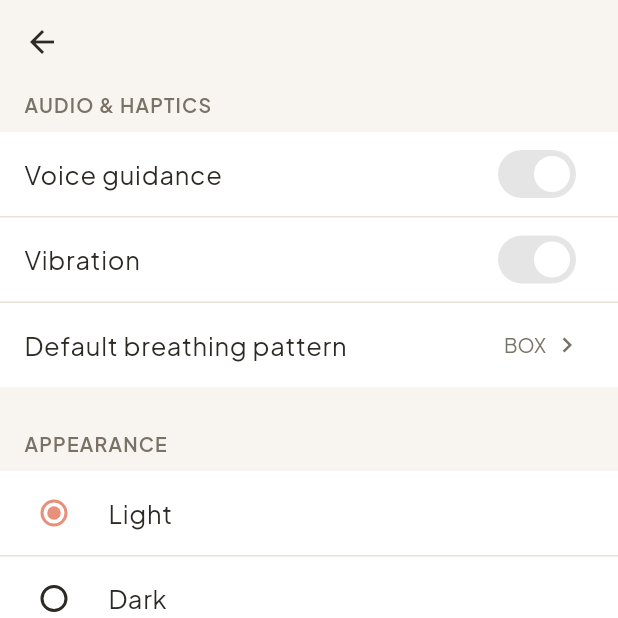
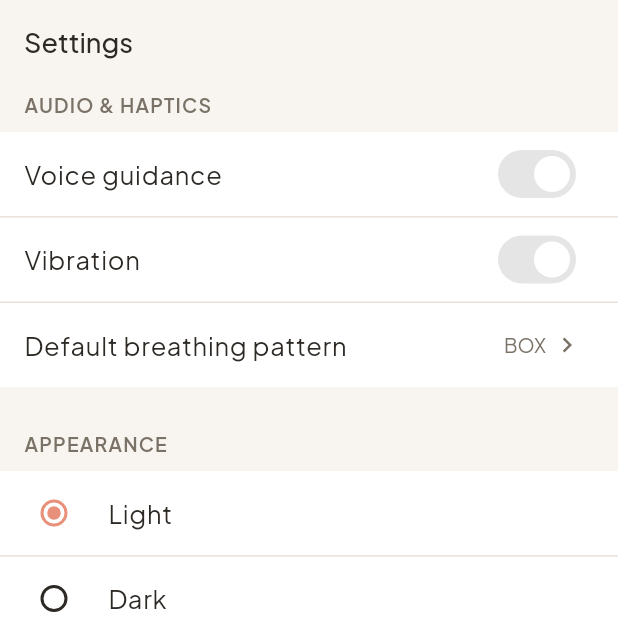
Before and after one commit to HarshaMdy/anshin, a Flutter app: the SettingsScreen screen opened by its route, on a phone screen of 412 x 824 dp, the top half of it. Run offline on Flutter 3.47's test engine with Material 3 defaults, Android fonts, the phone set to English and light mode, and no system bars; our stand-ins replace cloud_firestore, drift, firebase_auth, firebase_core, fl_chart, flutter_local_notifications and 8 more; missing offline and left inert: encrypt, purchases_flutter; accounts and stored records are empty; generated files the repository leaves out were written again; network calls fail.

Commit message:
Fix settings toggle redirect — guard AuthLoading inner state too
Root cause (missed in previous fix):
AuthNotifier.refresh() sets state = AsyncData(AuthLoading()), NOT
AsyncLoading<AuthState>. So authAsync.isLoading is false — the previous
_hasAuthenticatedOnce guard never ran. Execution fell through to:

  if (authState is AuthLoading) → return AppRoutes.splash   ← redirect

Fix: apply the same _hasAuthenticatedOnce guard to the
(authState == null || authState is AuthLoading) branch so that a
background refresh (settings save → refresh() → AuthLoading → initialise)
holds the user on the current screen instead of bouncing splash → home.

Also: remove the back-button AppBar from SettingsScreen now that Settings
is a shell tab (the old fallback went to AppRoutes.profile which no longer
exists). Replace with automaticallyImplyLeading: false + title label.

Co-Authored-By: Claude Sonnet 4.6 <noreply@anthropic.com>

```diff
--- a/lib/features/settings/presentation/screens/settings_screen.dart
+++ b/lib/features/settings/presentation/screens/settings_screen.dart
@@ -135,11 +135,15 @@ class SettingsScreen extends ConsumerWidget {
     return Scaffold(
       backgroundColor: bg,
       appBar: AppBar(
-        leading: IconButton(
-          icon: const Icon(Icons.arrow_back),
-          onPressed: () => context.canPop()
-              ? context.pop()
-              : context.go(AppRoutes.profile),
+        // Settings is a shell tab — no conceptual "back" destination.
+        // Show the title instead of a back button.
+        automaticallyImplyLeading: false,
+        title: Text(
+          StringsSettings.sectionAbout
+              .isEmpty // fallback label
+              ? 'Settings'
+              : 'Settings',
+          style: AppTypography.headingSmall.copyWith(color: textPrimary),
         ),
         backgroundColor: bg,
         elevation: 0,
--- a/lib/routing/router_notifier.dart
+++ b/lib/routing/router_notifier.dart
@@ -10,10 +10,16 @@ final routerNotifierProvider = Provider<RouterNotifier>((ref) {
 class RouterNotifier extends ChangeNotifier {
   final Ref _ref;
 
-  // True once we have seen an AuthAuthenticated state at least once.
-  // Used to distinguish "initial auth loading" from "background refresh"
-  // (e.g. after saving settings). During a background refresh we must NOT
-  // redirect — the user should stay exactly where they are.
+  // Set to true the first time authProvider emits AuthAuthenticated.
+  // After that, any loading state (AsyncLoading *or* AsyncData(AuthLoading()))
+  // is a background refresh — we must NOT bounce the user to splash/home.
+  //
+  // Why two loading flavours?
+  //   • AsyncLoading<AuthState>   → Riverpod's own loading wrapper (initial build)
+  //   • AsyncData(AuthLoading())  → what AuthNotifier.refresh() sets explicitly:
+  //       state = const AsyncData(AuthLoading());
+  //       state = AsyncData(await _initialise());
+  //     In this case authAsync.isLoading is false, but authState IS AuthLoading.
   bool _hasAuthenticatedOnce = false;
 
   RouterNotifier(this._ref) {
@@ -29,41 +35,44 @@ class RouterNotifier extends ChangeNotifier {
     final location = state.matchedLocation as String;
     final authAsync = _ref.read(authProvider);
 
-    // ── Loading ─────────────────────────────────────────────────────────────
-    // If we have already been authenticated (e.g. user is on Settings and
-    // toggles a switch which calls authProvider.notifier.refresh()), the
-    // loading state is a background refresh — hold position, do NOT bounce to
-    // splash/home. Only redirect to splash on the very first load.
+    // ── Riverpod-level loading (initial build) ───────────────────────────────
     if (authAsync.isLoading) {
-      if (_hasAuthenticatedOnce) return null;
+      if (_hasAuthenticatedOnce) return null; // background refresh — hold
       return location == AppRoutes.splash ? null : AppRoutes.splash;
     }
 
     final authState = authAsync.valueOrNull;
 
+    // ── Inner AuthLoading (from AuthNotifier.refresh()) or null ─────────────
+    // refresh() sets state = AsyncData(AuthLoading()), so authAsync.isLoading
+    // is false here but authState IS AuthLoading.  Must guard the same way.
     if (authState == null || authState is AuthLoading) {
+      if (_hasAuthenticatedOnce) return null; // background refresh — hold
       return location == AppRoutes.splash ? null : AppRoutes.splash;
     }
 
+    // ── Permanent error ───────────────────────────────────────────────────────
     if (authState is AuthError) {
       return location == AppRoutes.splash ? null : AppRoutes.splash;
     }
 
+    // ── Authenticated ─────────────────────────────────────────────────────────
     if (authState is AuthAuthenticated) {
       final onboardingDone = authState.user.onboarding.completed;
 
-      // Leave the splash screen once auth is ready
+      // Leave splash once auth resolves
       if (location == AppRoutes.splash) {
         return onboardingDone ? AppRoutes.home : AppRoutes.gate;
       }
 
-      // Onboarding-complete users who somehow land on gate/onboarding → home
+      // Onboarding-complete users on gate/onboarding → home
       final onOnboarding = location == AppRoutes.gate ||
           location.startsWith('/onboarding');
       if (onOnboarding && onboardingDone) return AppRoutes.home;
 
       // Incomplete-onboarding users must stay in gate/onboarding.
-      // inShell reflects the current 4-tab layout: Home | Journal | Progress | Settings
+      // inShell reflects the current 4-tab layout:
+      //   Home | Journal | Progress | Settings
       final inShell = location == AppRoutes.home ||
           location == AppRoutes.journalHome ||
           location == AppRoutes.progress ||
```
